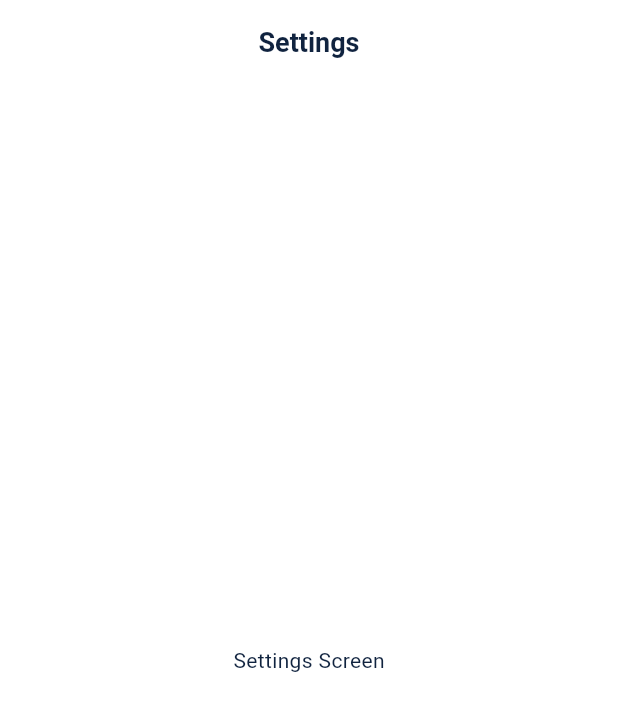
After one commit to BounlaiyGame01/expense_tracker_lao, a Flutter app: the SettingScreen screen opened directly, on a phone screen of 412 x 824 dp. The commit adds this screen. Shown: the top 711 px of the screen. Run offline on Flutter 3.47's test engine with Material 3 defaults, Android fonts, the light colour scheme and no system bars; our stand-ins replace fl_chart; missing offline and left inert: mysql1.

Commit message:
Add settings and dark theme support
This patch adds a settings screen to the Flutter app, exposes it via the bottom navigation, and introduces a dark theme configuration. It also includes a small test app entrypoint and devtools config. On the backend, default category seeding was updated to a new curated set of income and expense categories.

```diff
--- /dev/null
+++ b/Fontend/devtools_options.yaml
@@ -0,0 +1,3 @@
+description: This file stores settings for Dart & Flutter DevTools.
+documentation: https://docs.flutter.dev/tools/devtools/extensions#configure-extension-enablement-states
+extensions:
--- a/Fontend/lib/screens/root_screen.dart
+++ b/Fontend/lib/screens/root_screen.dart
@@ -3,6 +3,7 @@ import 'dashboard_screen.dart';
 import 'transaction_list_screen.dart';
 import 'budget_screen.dart';
 import 'reports_screen.dart';
+import 'setting_screen.dart';
 
 /// RootScreen hosts the 4 main app sections behind a bottom navigation bar.
 /// Categories management is reachable from the "category" icon on the Dashboard AppBar.
@@ -21,6 +22,7 @@ class _RootScreenState extends State<RootScreen> {
     TransactionListScreen(),
     BudgetScreen(),
     ReportsScreen(),
+    SettingScreen(),
   ];
 
   @override
@@ -35,6 +37,7 @@ class _RootScreenState extends State<RootScreen> {
           BottomNavigationBarItem(icon: Icon(Icons.receipt_long_outlined), activeIcon: Icon(Icons.receipt_long), label: 'Transactions'),
           BottomNavigationBarItem(icon: Icon(Icons.pie_chart_outline), activeIcon: Icon(Icons.pie_chart), label: 'Budget'),
           BottomNavigationBarItem(icon: Icon(Icons.bar_chart_outlined), activeIcon: Icon(Icons.bar_chart), label: 'Reports'),
+          BottomNavigationBarItem(icon: Icon(Icons.settings_outlined), activeIcon: Icon(Icons.settings), label: 'Settings'),
         ],
       ),
     );
--- /dev/null
+++ b/Fontend/lib/screens/setting_screen.dart
@@ -0,0 +1,18 @@
+import 'package:flutter/material.dart';
+
+
+
+
+class SettingScreen extends StatelessWidget {
+  const SettingScreen({super.key});
+
+  @override
+  Widget build(BuildContext context) {
+    return Scaffold(
+      appBar: AppBar(title:
+        const Center(child: Text('Settings'))
+      ),
+      body: const Center(child: Text('Settings Screen')),
+    );
+  }
+}
```
Also changed, not shown: Fontend/lib/main_test.dart (added, +10 -0 lines), Fontend/lib/theme/app_theme.dart (+64 -0 lines), 1 other file.
